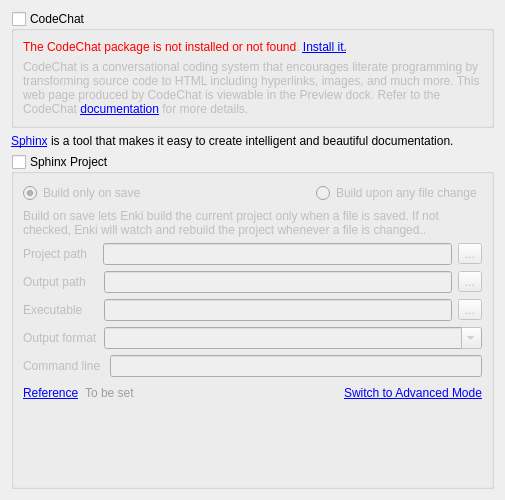
Above: enki/plugins/preview/Settings.ui from andreikop/enki before the change. Below: the same form after it.
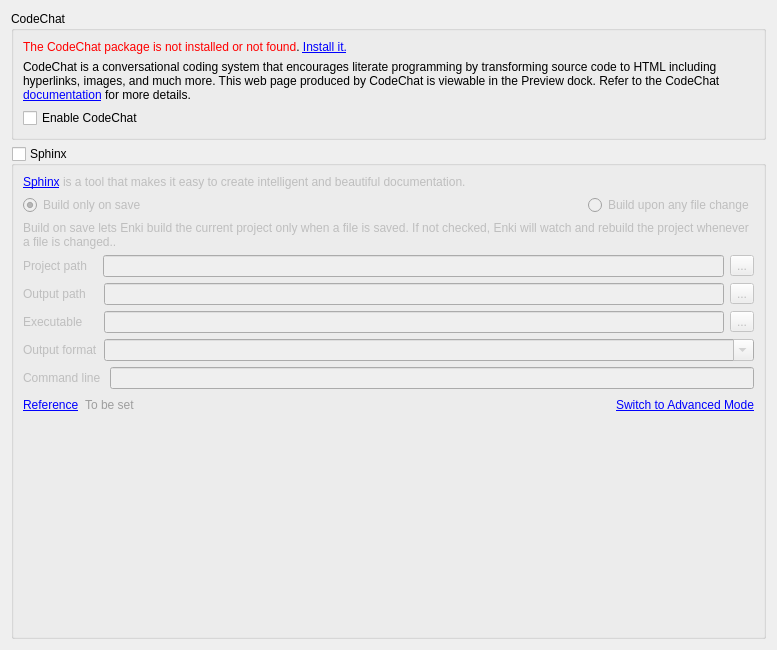
That is the form after the change.

Commit message: Sphinx: add checkbox for CodeChat

```diff
--- a/enki/plugins/preview/Settings.ui
+++ b/enki/plugins/preview/Settings.ui
@@ -6,8 +6,8 @@
    <rect>
     <x>0</x>
     <y>0</y>
-    <width>505</width>
-    <height>500</height>
+    <width>777</width>
+    <height>650</height>
    </rect>
   </property>
   <property name="windowTitle">
@@ -20,7 +20,7 @@
       <string>CodeChat</string>
      </property>
      <property name="checkable">
-      <bool>true</bool>
+      <bool>false</bool>
      </property>
      <property name="checked">
       <bool>false</bool>
@@ -46,26 +46,20 @@
         </property>
        </widget>
       </item>
+      <item>
+       <widget class="QCheckBox" name="cbCodeChat">
+        <property name="text">
+         <string>Enable CodeChat</string>
+        </property>
+       </widget>
+      </item>
      </layout>
     </widget>
    </item>
-   <item>
-    <widget class="QLabel" name="labelSphinxIntro">
-     <property name="text">
-      <string>&lt;html&gt;&lt;head/&gt;&lt;body&gt;&lt;p&gt;&lt;a href=&quot;http://sphinx-doc.org&quot;&gt;&lt;span style=&quot; text-decoration: underline; color:#0000ff;&quot;&gt;Sphinx&lt;/span&gt;&lt;/a&gt; is a tool that makes it easy to create intelligent and beautiful documentation.&lt;/p&gt;&lt;/body&gt;&lt;/html&gt;</string>
-     </property>
-     <property name="wordWrap">
-      <bool>true</bool>
-     </property>
-     <property name="openExternalLinks">
-      <bool>true</bool>
-     </property>
-    </widget>
-   </item>
    <item>
     <widget class="QGroupBox" name="gbSphinxProject">
      <property name="title">
-      <string>Sphinx Project</string>
+      <string>Sphinx</string>
      </property>
      <property name="checkable">
       <bool>true</bool>
@@ -74,6 +68,19 @@
       <bool>false</bool>
      </property>
      <layout class="QVBoxLayout" name="loSphinxProject">
+      <item>
+       <widget class="QLabel" name="labelSphinxIntro">
+        <property name="text">
+         <string>&lt;html&gt;&lt;head/&gt;&lt;body&gt;&lt;p&gt;&lt;a href=&quot;http://sphinx-doc.org&quot;&gt;&lt;span style=&quot; text-decoration: underline; color:#0000ff;&quot;&gt;Sphinx&lt;/span&gt;&lt;/a&gt; is a tool that makes it easy to create intelligent and beautiful documentation.&lt;/p&gt;&lt;/body&gt;&lt;/html&gt;</string>
+        </property>
+        <property name="wordWrap">
+         <bool>true</bool>
+        </property>
+        <property name="openExternalLinks">
+         <bool>true</bool>
+        </property>
+       </widget>
+      </item>
       <item>
        <layout class="QHBoxLayout" name="loBuildOnlyOnSave">
         <item>
```
The commit also changes 1 other file.
